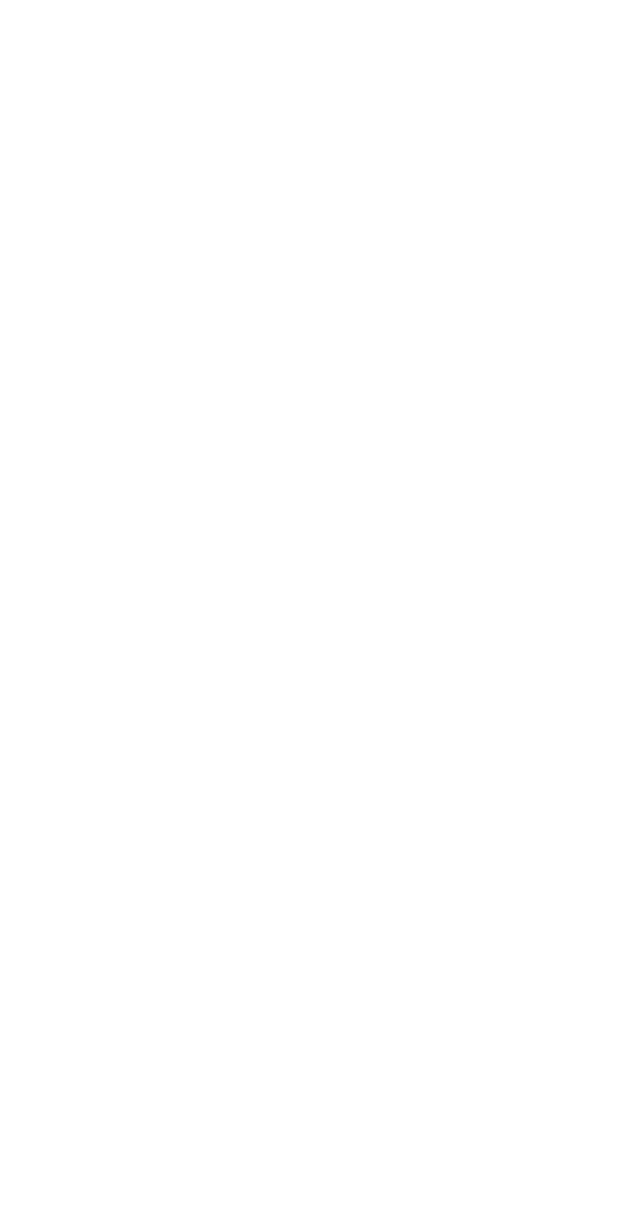
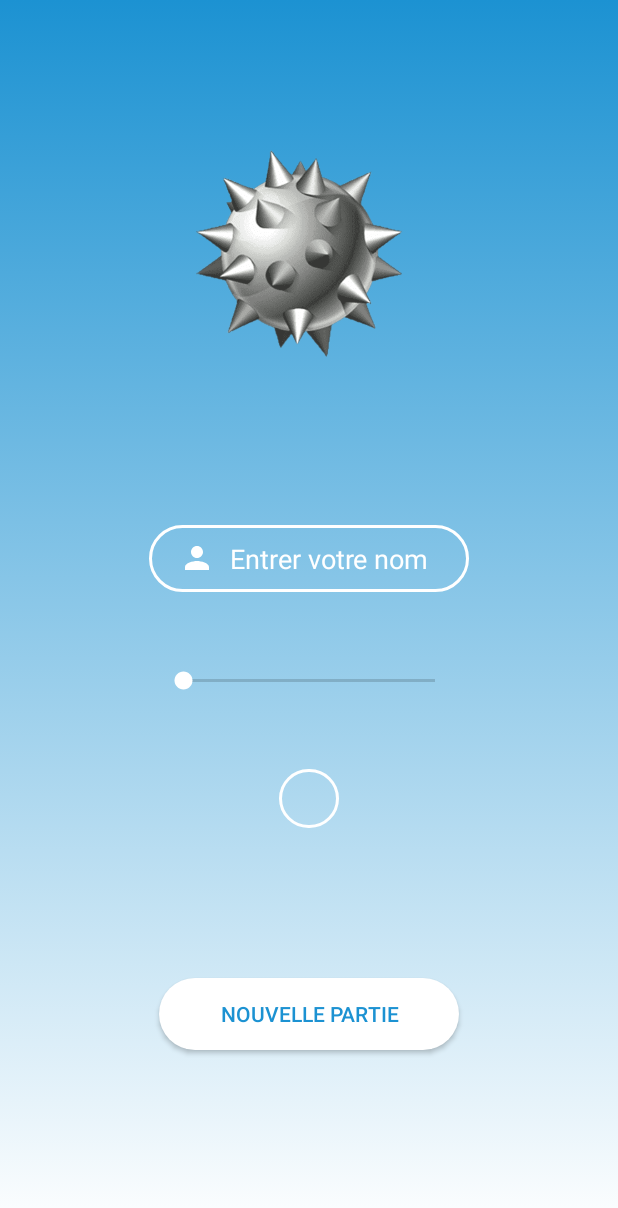
Before and after one commit to baptiste72/Demineur, an Android app: the screen it shows after launch (MainActivity), on a phone screen of 412 x 824 dp. Before the commit the part shown is empty. Shown: the top 1208 px of the screen. Run offline under Robolectric (Android 15) with nearby library versions, the phone set to English and light mode, and no system bars.

Commit message:
Update activity_main layout

```diff
--- a/app/src/main/AndroidManifest.xml
+++ b/app/src/main/AndroidManifest.xml
@@ -5,20 +5,23 @@
     <application
         android:name=".model.ExampleApplication"
         android:allowBackup="true"
-        android:icon="@mipmap/ic_launcher"
+        android:icon="@mipmap/icon"
         android:label="@string/app_name"
-        android:roundIcon="@mipmap/ic_launcher_round"
+        android:roundIcon="@mipmap/icon"
         android:supportsRtl="true"
         android:theme="@style/Theme.Demineur">
 
         <activity
             android:name=".controller.GameActivity"
+            android:screenOrientation="portrait"
             android:exported="false" />
         <activity
             android:name=".controller.HighScoreActivity"
+            android:screenOrientation="portrait"
             android:exported="false" />
         <activity
             android:name=".controller.MainActivity"
+            android:screenOrientation="portrait"
             android:exported="true">
             <intent-filter>
                 <action android:name="android.intent.action.MAIN" />
--- a/app/src/main/java/com/example/demineur/controller/MainActivity.java
+++ b/app/src/main/java/com/example/demineur/controller/MainActivity.java
@@ -2,7 +2,11 @@ package com.example.demineur.controller;
 
 import androidx.appcompat.app.AppCompatActivity;
 
+import android.app.ActionBar;
 import android.os.Bundle;
+import android.view.View;
+import android.view.Window;
+import android.view.WindowManager;
 
 import com.example.demineur.R;
 
@@ -11,6 +15,8 @@ public class MainActivity extends AppCompatActivity {
     @Override
     protected void onCreate(Bundle savedInstanceState) {
         super.onCreate(savedInstanceState);
+        requestWindowFeature(Window.FEATURE_NO_TITLE);
+        getWindow().setFlags(WindowManager.LayoutParams.FLAG_TRANSLUCENT_NAVIGATION, WindowManager.LayoutParams.TYPE_STATUS_BAR);
         setContentView(R.layout.activity_main);
     }
 }
--- /dev/null
+++ b/app/src/main/res/drawable/button_background.xml
@@ -0,0 +1,5 @@
+<?xml version="1.0" encoding="utf-8"?>
+<shape xmlns:android="http://schemas.android.com/apk/res/android">
+    <solid android:color="@color/white" android:width="2dp"/>
+    <corners android:radius="70dp"/>
+</shape>
--- /dev/null
+++ b/app/src/main/res/drawable/gradient_background.xml
@@ -0,0 +1,12 @@
+<?xml version="1.0" encoding="utf-8"?>
+<selector xmlns:android="http://schemas.android.com/apk/res/android">
+    <item>
+        <shape>
+            <gradient
+                android:angle="270"
+                android:startColor="@color/light_blue"
+                android:endColor="@color/white"
+                android:type="linear"/>
+        </shape>
+    </item>
+</selector>
--- /dev/null
+++ b/app/src/main/res/drawable/ic_baseline_person_24.xml
@@ -0,0 +1,5 @@
+<vector android:height="24dp" android:tint="#FFFFFF"
+    android:viewportHeight="24" android:viewportWidth="24"
+    android:width="24dp" xmlns:android="http://schemas.android.com/apk/res/android">
+    <path android:fillColor="@android:color/white" android:pathData="M12,12c2.21,0 4,-1.79 4,-4s-1.79,-4 -4,-4 -4,1.79 -4,4 1.79,4 4,4zM12,14c-2.67,0 -8,1.34 -8,4v2h16v-2c0,-2.66 -5.33,-4 -8,-4z"/>
+</vector>
--- /dev/null
+++ b/app/src/main/res/drawable/input_background.xml
@@ -0,0 +1,5 @@
+<?xml version="1.0" encoding="utf-8"?>
+<shape xmlns:android="http://schemas.android.com/apk/res/android">
+    <stroke android:color="@color/white" android:width="2dp"/>
+    <corners android:radius="70dp"/>
+</shape>
--- a/app/src/main/res/layout/activity_main.xml
+++ b/app/src/main/res/layout/activity_main.xml
@@ -1,8 +1,76 @@
 <?xml version="1.0" encoding="utf-8"?>
-<androidx.constraintlayout.widget.ConstraintLayout xmlns:android="http://schemas.android.com/apk/res/android"
+<RelativeLayout xmlns:android="http://schemas.android.com/apk/res/android"
     xmlns:tools="http://schemas.android.com/tools"
     android:layout_width="match_parent"
     android:layout_height="match_parent"
+    android:background="@drawable/gradient_background"
     tools:context=".controller.MainActivity">
 
-</androidx.constraintlayout.widget.ConstraintLayout>
+    <ImageView
+        android:id="@+id/mine"
+        android:layout_width="150dp"
+        android:layout_height="150dp"
+        android:layout_marginTop="100dp"
+        android:layout_alignParentTop="true"
+        android:layout_centerHorizontal="true"
+        android:contentDescription="@string/mine"
+        android:src="@drawable/mine"/>
+
+    <EditText
+        android:id="@+id/name"
+        android:layout_width="wrap_content"
+        android:layout_height="wrap_content"
+        android:layout_marginTop="100dp"
+        android:layout_below="@id/mine"
+        android:layout_centerHorizontal="true"
+        android:paddingStart="20dp"
+        android:paddingTop="10dp"
+        android:paddingEnd="10dp"
+        android:paddingBottom="10dp"
+        android:drawablePadding="10dp"
+        android:drawableStart="@drawable/ic_baseline_person_24"
+        android:maxLength="10"
+        android:ems="10"
+        android:background="@drawable/input_background"
+        android:autofillHints="textPersonName"
+        android:inputType="textPersonName"
+        android:hint="@string/enter_your_name"
+        android:textColorHint="@color/white"
+        android:textColor="@color/white"/>
+
+    <SeekBar
+        android:id="@+id/level_seekbar"
+        android:layout_width="200dp"
+        android:layout_height="wrap_content"
+        android:layout_marginTop="50dp"
+        android:layout_below="@+id/name"
+        android:layout_centerHorizontal="true"
+        android:progressTint="@color/white"
+        android:thumbTint="@color/white"
+        android:max="2"/>
+
+    <TextView
+        android:id="@+id/level_textview"
+        android:layout_width="wrap_content"
+        android:layout_height="wrap_content"
+        android:layout_marginTop="50dp"
+        android:layout_below="@id/level_seekbar"
+        android:layout_centerHorizontal="true"
+        android:paddingStart="20dp"
+        android:paddingTop="10dp"
+        android:paddingEnd="20dp"
+        android:paddingBottom="10dp"
+        android:background="@drawable/input_background"
+        android:textColor="@color/white"/>
+
+    <Button
+        android:id="@+id/new_game"
+        android:layout_width="200dp"
+        android:layout_height="wrap_content"
+        android:background="@drawable/button_background"
+        android:layout_marginTop="100dp"
+        android:layout_below="@+id/level_textview"
+        android:layout_centerHorizontal="true"
+        android:textColor="@color/light_blue"
+        android:text="@string/new_game"/>
+</RelativeLayout>
--- a/app/src/main/res/values-night/themes.xml
+++ b/app/src/main/res/values-night/themes.xml
@@ -1,6 +1,6 @@
 <resources xmlns:tools="http://schemas.android.com/tools">
     <!-- Base application theme. -->
-    <style name="Theme.Demineur" parent="Theme.MaterialComponents.DayNight.NoActionBar">
+    <style name="Theme.Demineur" parent="Theme.AppCompat.Light.NoActionBar">
         <!-- Primary brand color. -->
         <item name="colorPrimary">@color/purple_200</item>
         <item name="colorPrimaryVariant">@color/purple_700</item>
--- a/app/src/main/res/values/colors.xml
+++ b/app/src/main/res/values/colors.xml
@@ -13,4 +13,5 @@
     <color name="darkgreen">#FF008800</color>
     <color name="blue">#FF0000FF</color>
     <color name="darkblue">#FF000088</color>
+    <color name="light_blue">#1C92D2</color>
 </resources>
--- a/app/src/main/res/values/strings.xml
+++ b/app/src/main/res/values/strings.xml
@@ -1,5 +1,8 @@
 <resources>
     <string name="app_name">Demineur</string>
+    <string name="mine">mine</string>
+    <string name="enter_your_name">Entrer votre nom</string>
+    <string name="new_game">Nouvelle partie</string>
     <string name="easy">FACILE</string>
     <string name="medium">MOYEN</string>
     <string name="hard">EXTREME</string>
--- a/app/src/main/res/values/themes.xml
+++ b/app/src/main/res/values/themes.xml
@@ -1,6 +1,6 @@
 <resources xmlns:tools="http://schemas.android.com/tools">
     <!-- Base application theme. -->
-    <style name="Theme.Demineur" parent="Theme.MaterialComponents.DayNight.NoActionBar">
+    <style name="Theme.Demineur" parent="Theme.AppCompat.Light.NoActionBar">
         <!-- Primary brand color. -->
         <item name="colorPrimary">@color/purple_500</item>
         <item name="colorPrimaryVariant">@color/purple_700</item>
```
Also changed, not shown: app/src/main/res/drawable/bomb.png (deleted), app/src/main/res/drawable/mine.png (added), app/src/main/res/mipmap-hdpi/icon.jpg (added).
